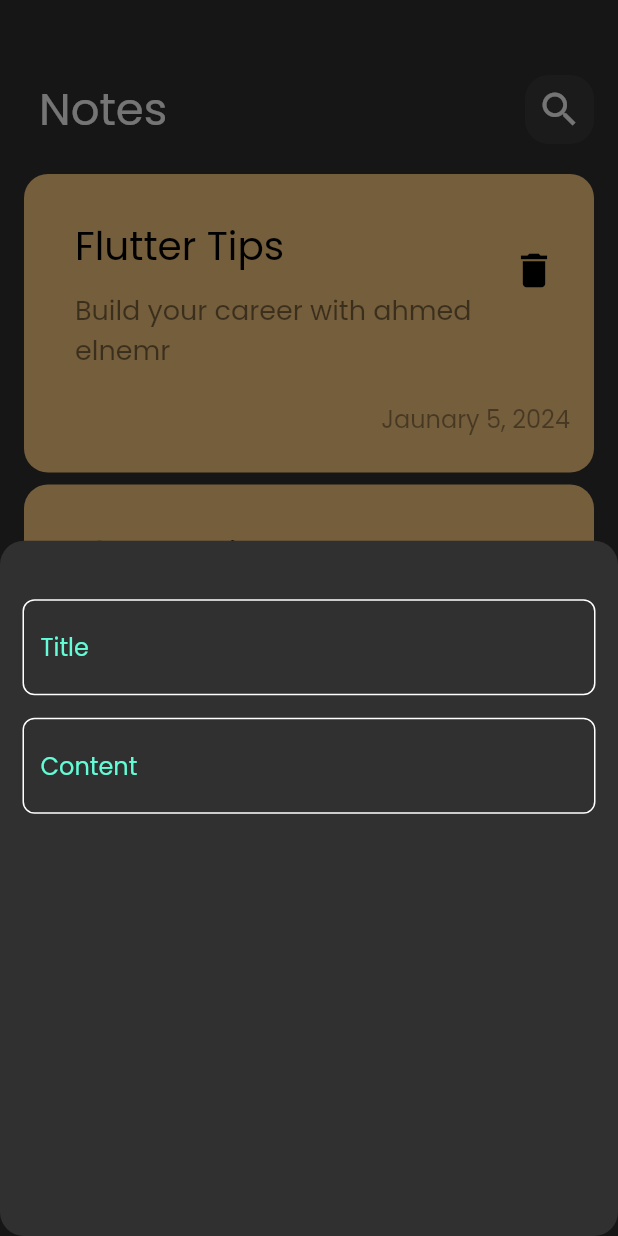
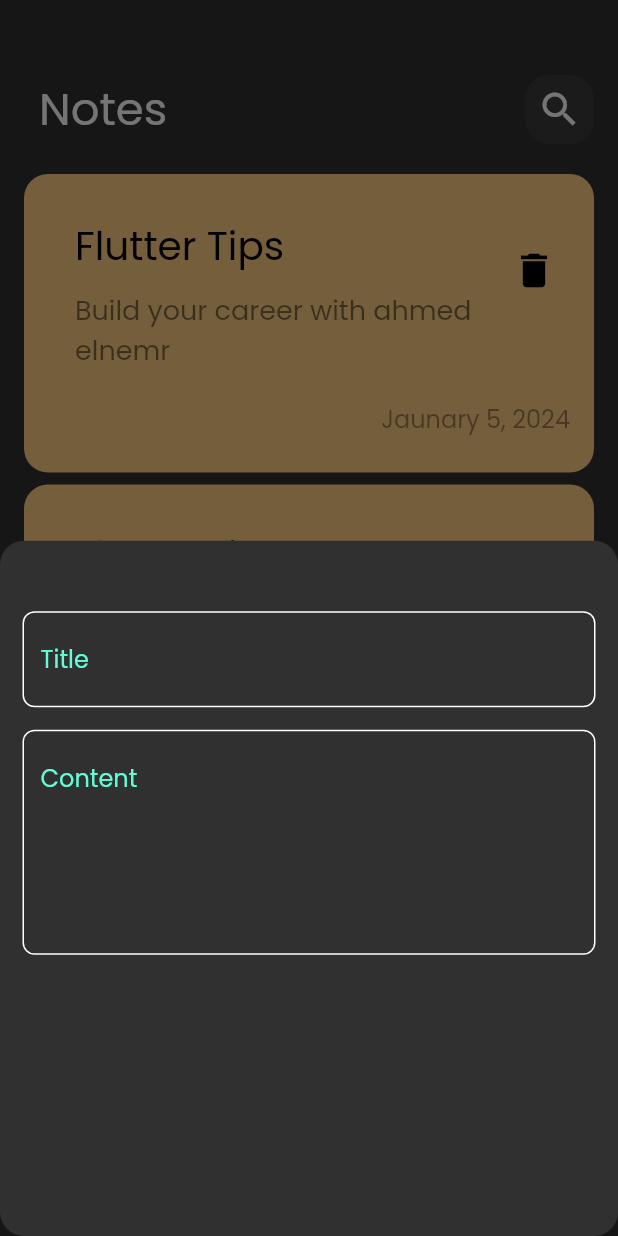
Before and after one commit to ahmedgamal826/notes_app, a Flutter app: the screen it shows after launch, after a tap on the "add" icon, on a phone screen of 412 x 824 dp. Run offline on Flutter 3.47's test engine with Material 2 defaults, Android fonts, the phone set to English and light mode, and no system bars.

Commit message:
Add fields to notes bottom sheet

```diff
--- a/lib/views/widgets/add_note_bottom_sheet.dart
+++ b/lib/views/widgets/add_note_bottom_sheet.dart
@@ -10,13 +10,14 @@ class AddBottomSheet extends StatelessWidget {
       child: Column(
         children: [
           SizedBox(
-            height: 24,
+            height: 32,
           ),
           CustomTextField(
             hintText: 'Title',
           ),
           CustomTextField(
             hintText: 'Content',
+            maxLines: 5,
           ),
         ],
       ),
--- a/lib/views/widgets/custom_text_field.dart
+++ b/lib/views/widgets/custom_text_field.dart
@@ -2,22 +2,25 @@ import 'package:flutter/material.dart';
 import 'package:notes_app/views/widgets/Constants.dart';
 
 class CustomTextField extends StatelessWidget {
-  CustomTextField({super.key, required this.hintText});
+  const CustomTextField({super.key, required this.hintText, this.maxLines = 1});
 
-  String hintText;
+  final String hintText;
+  final int maxLines;
 
   @override
   Widget build(BuildContext context) {
     return Padding(
       padding: const EdgeInsets.only(left: 15, right: 15, top: 15),
       child: TextField(
+        maxLines: maxLines,
         cursorColor: kPrimaryColor,
         decoration: InputDecoration(
-            border: buildBorder(),
-            enabledBorder: buildBorder(),
-            focusedBorder: buildBorder(kPrimaryColor),
-            hintText: hintText,
-            hintStyle: TextStyle(color: kPrimaryColor)),
+          border: buildBorder(),
+          enabledBorder: buildBorder(),
+          focusedBorder: buildBorder(kPrimaryColor),
+          hintText: hintText,
+          hintStyle: TextStyle(color: kPrimaryColor),
+        ),
       ),
     );
   }
```
